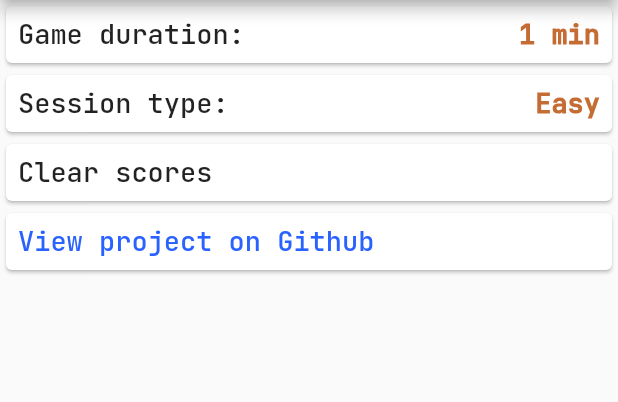
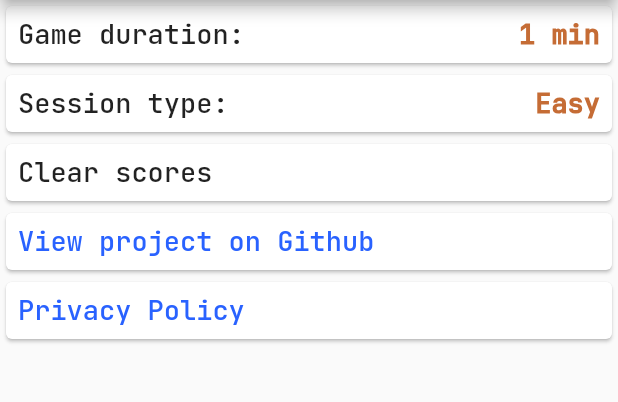
Before and after one commit to Cifruktus/MathTraining, a Flutter app: the SettingsPage screen opened directly, on a phone screen of 412 x 824 dp, the part 84-486 px from its top. Run offline on Flutter 3.47's test engine with Material 2 defaults, Android fonts, the light colour scheme and no system bars; our stand-ins replace bloc, flutter_bloc, freezed_annotation, hydrated_bloc; generated files the repository leaves out were written again.

Commit message:
Added privacy policy link

```diff
--- a/lib/features/settings/view/settings_page.dart
+++ b/lib/features/settings/view/settings_page.dart
@@ -8,6 +8,7 @@ import 'package:math_training/core/settings/cubit/app_settings_cubit.dart';
 import 'package:url_launcher/url_launcher.dart';
 
 final Uri githubPage = Uri.parse('https://github.com/Cifruktus/MathTraining');
+final Uri privacyPolicyPage = Uri.parse('https://cifruktus.github.io/MathTrainingWebapp/privacy-policy');
 
 class SettingsPage extends StatelessWidget {
   const SettingsPage({Key? key}) : super(key: key);
@@ -31,6 +32,7 @@ class SettingsPage extends StatelessWidget {
           MathSessionEditor(),
           ClearScoresButton(),
           GithubPageButton(),
+          PrivacyPageButton(),
         ],
       ),
     );
@@ -80,6 +82,21 @@ class GithubPageButton extends StatelessWidget {
       name: Text("View project on Github",
         style: TextStyle(
           color: Colors.blueAccent[700]
+        ),
+      ),
+      value: Container(),
+    );
+  }
+}
+
+class PrivacyPageButton extends StatelessWidget {
+  @override
+  Widget build(BuildContext context) {
+    return NameValueCard(
+      onTap: () => launchUrl(privacyPolicyPage, mode: LaunchMode.externalApplication),
+      name: Text("Privacy Policy",
+        style: TextStyle(
+            color: Colors.blueAccent[700]
         ),
       ),
       value: Container(),
```
